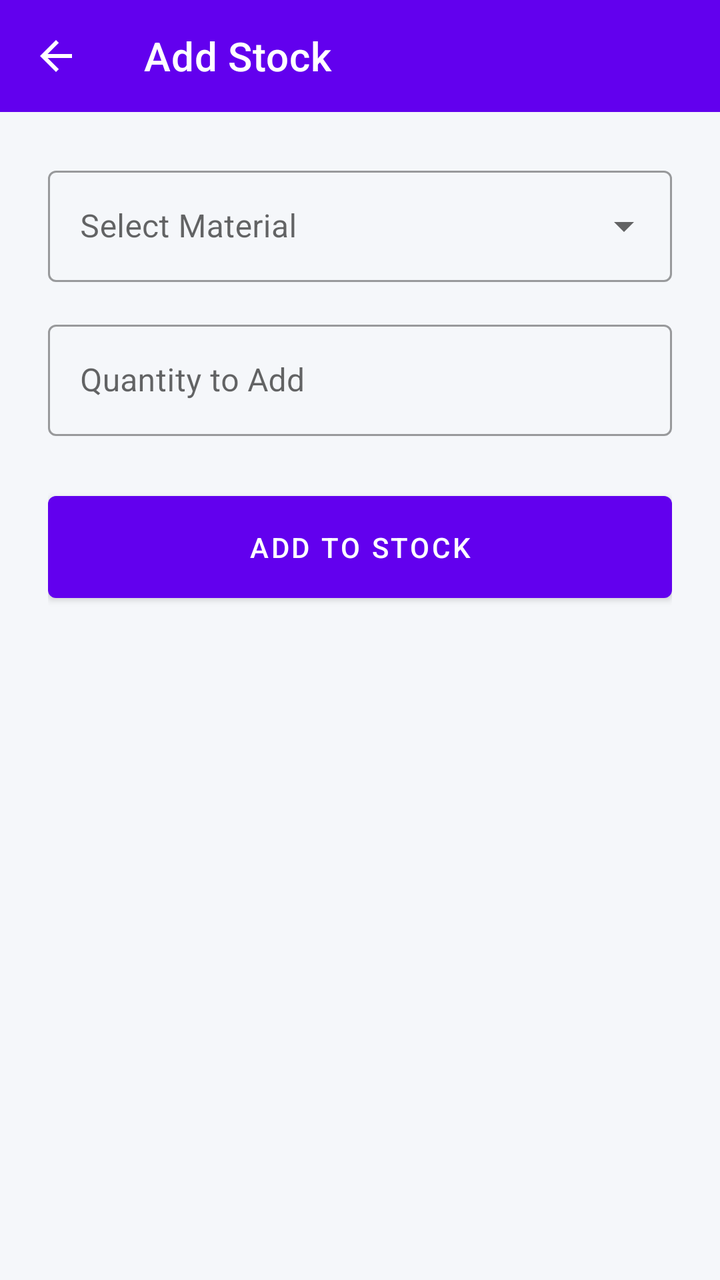
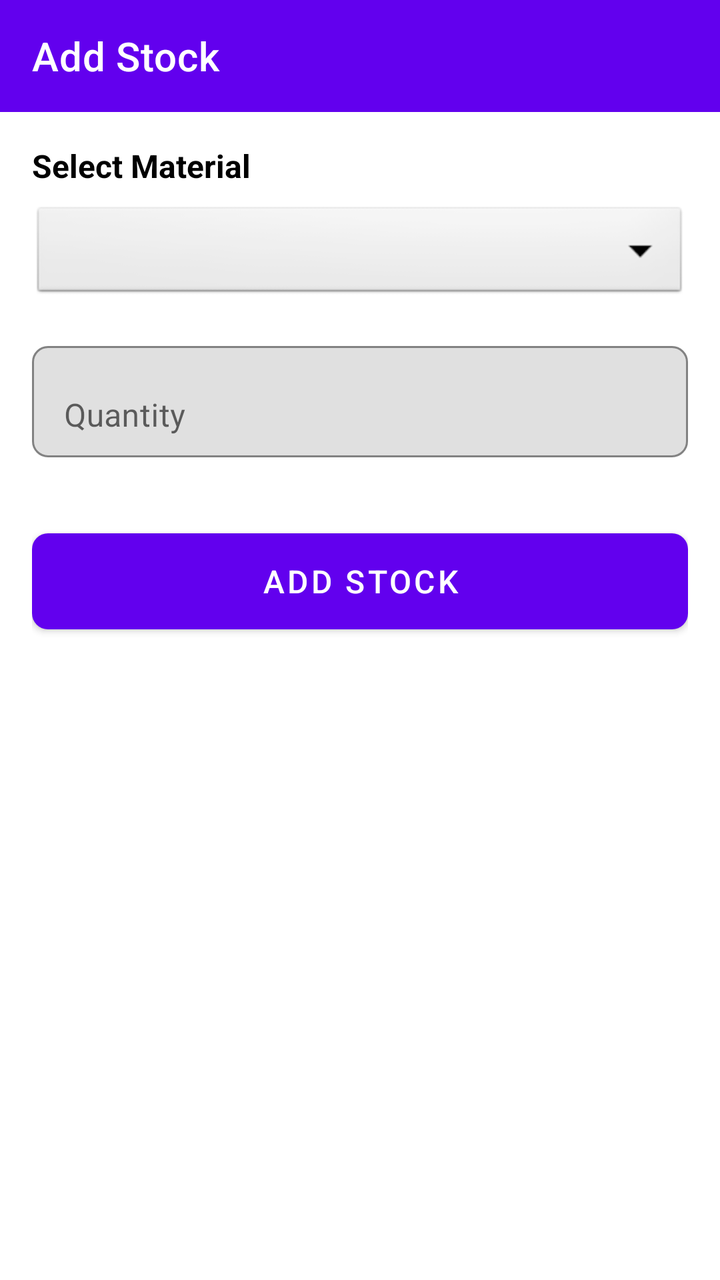

Compare the two renders of this Android layout. The source of the first and the diff that turns it into the second are given below.
<!-- AndroidManifest.xml: application theme Theme.ProBuilder -->
<!-- res/layout/activity_add_stock.xml -->
<?xml version="1.0" encoding="utf-8"?>
<LinearLayout xmlns:android="http://schemas.android.com/apk/res/android"
    xmlns:app="http://schemas.android.com/apk/res-auto"
    xmlns:tools="http://schemas.android.com/tools"
    android:layout_width="match_parent"
    android:layout_height="match_parent"
    android:orientation="vertical"
    android:background="#F5F7FA"
    tools:context=".AddStockActivity">

    <com.google.android.material.appbar.AppBarLayout
        android:layout_width="match_parent"
        android:layout_height="wrap_content">

        <androidx.appcompat.widget.Toolbar
            android:id="@+id/toolbar"
            android:layout_width="match_parent"
            android:layout_height="?attr/actionBarSize"
            app:title="Add Stock"
            app:navigationIcon="@drawable/ic_arrow_back"
            app:titleTextColor="@android:color/white" />

    </com.google.android.material.appbar.AppBarLayout>

    <LinearLayout
        android:layout_width="match_parent"
        android:layout_height="wrap_content"
        android:orientation="vertical"
        android:padding="24dp">

        <com.google.android.material.textfield.TextInputLayout
            style="@style/Widget.MaterialComponents.TextInputLayout.OutlinedBox.ExposedDropdownMenu"
            android:layout_width="match_parent"
            android:layout_height="wrap_content"
            android:layout_marginBottom="16dp"
            android:hint="Select Material">

            <AutoCompleteTextView
                android:id="@+id/actvMaterial"
                android:layout_width="match_parent"
                android:layout_height="wrap_content"
                android:inputType="none" />

        </com.google.android.material.textfield.TextInputLayout>

        <com.google.android.material.textfield.TextInputLayout
            style="@style/Widget.MaterialComponents.TextInputLayout.OutlinedBox"
            android:layout_width="match_parent"
            android:layout_height="wrap_content"
            android:layout_marginBottom="24dp"
            android:hint="Quantity to Add">

            <com.google.android.material.textfield.TextInputEditText
                android:id="@+id/etQuantity"
                android:layout_width="match_parent"
                android:layout_height="wrap_content"
                android:inputType="numberDecimal" />

        </com.google.android.material.textfield.TextInputLayout>

        <com.google.android.material.button.MaterialButton
            android:id="@+id/btnSave"
            android:layout_width="match_parent"
            android:layout_height="wrap_content"
            android:padding="16dp"
            android:text="Add to Stock" />

    </LinearLayout>

</LinearLayout>
<!-- resources referenced by this layout -->
<resources>
  <!-- drawable ic_arrow_back (drawable) -->
  <?xml version="1.0" encoding="utf-8"?>
  <vector xmlns:android="http://schemas.android.com/apk/res/android"
      android:width="24dp"
      android:height="24dp"
      android:viewportWidth="24"
      android:viewportHeight="24">
      <path
          android:fillColor="#FFFFFF"
          android:pathData="M20,11H7.83l5.59,-5.59L12,4l-8,8l8,8l1.41,-1.41L7.83,13H20v-2z" />
  </vector>
  <style name="Theme.ProBuilder" parent="Theme.MaterialComponents.Light.NoActionBar">
          
          <item name="colorPrimary">@color/colorPrimary</item>
          <item name="colorPrimaryVariant">@color/colorPrimaryDark</item>
          <item name="colorOnPrimary">@color/white</item>
          
          <item name="colorSecondary">@color/colorAccent</item>
          <item name="colorSecondaryVariant">@color/colorAccent</item>
          <item name="colorOnSecondary">@color/white</item>
          
          <item name="android:statusBarColor">?attr/colorPrimaryVariant</item>
      </style>
  <color name="colorPrimary">#6200EE</color>
  <color name="colorPrimaryDark">#3700B3</color>
  <color name="white">#FFFFFF</color>
  <color name="colorAccent">#03DAC5</color>
</resources>

<!-- the commit's change to res/layout/activity_add_stock.xml (unified diff, before → after) -->
@@ -5,66 +5,72 @@
     android:layout_width="match_parent"
     android:layout_height="match_parent"
     android:orientation="vertical"
-    android:background="#F5F7FA"
+    android:background="@android:color/white"
     tools:context=".AddStockActivity">
 
-    <com.google.android.material.appbar.AppBarLayout
+    <androidx.appcompat.widget.Toolbar
+        android:id="@+id/toolbar"
         android:layout_width="match_parent"
-        android:layout_height="wrap_content">
+        android:layout_height="?attr/actionBarSize"
+        android:background="?attr/colorPrimary"
+        android:theme="@style/ThemeOverlay.AppCompat.Dark.ActionBar"
+        app:popupTheme="@style/ThemeOverlay.AppCompat.Light"
+        app:title="Add Stock"
+        app:titleTextColor="@android:color/white" />
 
-        <androidx.appcompat.widget.Toolbar
-            android:id="@+id/toolbar"
-            android:layout_width="match_parent"
-            android:layout_height="?attr/actionBarSize"
-            app:title="Add Stock"
-            app:navigationIcon="@drawable/ic_arrow_back"
-            app:titleTextColor="@android:color/white" />
+    <ScrollView
+        android:layout_width="match_parent"
+        android:layout_height="match_parent"
+        android:padding="16dp">
 
-    </com.google.android.material.appbar.AppBarLayout>
-
-    <LinearLayout
-        android:layout_width="match_parent"
-        android:layout_height="wrap_content"
-        android:orientation="vertical"
-        android:padding="24dp">
-
-        <com.google.android.material.textfield.TextInputLayout
-            style="@style/Widget.MaterialComponents.TextInputLayout.OutlinedBox.ExposedDropdownMenu"
+        <LinearLayout
             android:layout_width="match_parent"
             android:layout_height="wrap_content"
-            android:layout_marginBottom="16dp"
-            android:hint="Select Material">
+            android:orientation="vertical">
 
-            <AutoCompleteTextView
-                android:id="@+id/actvMaterial"
+            <TextView
+                android:layout_width="wrap_content"
+                android:layout_height="wrap_content"
+                android:text="Select Material"
+                android:textSize="16sp"
+                android:textStyle="bold"
+                android:textColor="@android:color/black"
+                android:layout_marginBottom="8dp"/>
+
+            <Spinner
+                android:id="@+id/spinnerMaterial"
+                android:layout_width="match_parent"
+                android:layout_height="50dp"
+                android:background="@android:drawable/btn_dropdown"
+                android:layout_marginBottom="16dp" />
+
+            <com.google.android.material.textfield.TextInputLayout
                 android:layout_width="match_parent"
                 android:layout_height="wrap_content"
-                android:inputType="none" />
+                android:layout_marginBottom="16dp"
+                app:boxBackgroundMode="outline"
+                app:boxCornerRadiusTopStart="8dp"
+                app:boxCornerRadiusTopEnd="8dp"
+                app:boxCornerRadiusBottomStart="8dp"
+                app:boxCornerRadiusBottomEnd="8dp">
 
-        </com.google.android.material.textfield.TextInputLayout>
+                <com.google.android.material.textfield.TextInputEditText
+                    android:id="@+id/etQuantity"
+                    android:layout_width="match_parent"
+                    android:layout_height="wrap_content"
+                    android:hint="Quantity"
+                    android:inputType="number" />
+            </com.google.android.material.textfield.TextInputLayout>
 
-        <com.google.android.material.textfield.TextInputLayout
-            style="@style/Widget.MaterialComponents.TextInputLayout.OutlinedBox"
-            android:layout_width="match_parent"
-            android:layout_height="wrap_content"
-            android:layout_marginBottom="24dp"
-            android:hint="Quantity to Add">
+            <Button
+                android:id="@+id/btnSave"
+                android:layout_width="match_parent"
+                android:layout_height="60dp"
+                android:text="Add Stock"
+                android:textSize="16sp"
+                android:layout_marginTop="16dp"
+                app:cornerRadius="8dp"/>
 
-            <com.google.android.material.textfield.TextInputEditText
-                android:id="@+id/etQuantity"
-                android:layout_width="match_parent"
-                android:layout_height="wrap_content"
-                android:inputType="numberDecimal" />
-
-        </com.google.android.material.textfield.TextInputLayout>
-
-        <com.google.android.material.button.MaterialButton
-            android:id="@+id/btnSave"
-            android:layout_width="match_parent"
-            android:layout_height="wrap_content"
-            android:padding="16dp"
-            android:text="Add to Stock" />
-
-    </LinearLayout>
-
+        </LinearLayout>
+    </ScrollView>
 </LinearLayout>
<!-- resource entries referenced after the edit -->
@@ -1,16 +1,5 @@
 <!-- resources referenced by this layout -->
 <resources>
-  <!-- drawable ic_arrow_back (drawable) -->
-  <?xml version="1.0" encoding="utf-8"?>
-  <vector xmlns:android="http://schemas.android.com/apk/res/android"
-      android:width="24dp"
-      android:height="24dp"
-      android:viewportWidth="24"
-      android:viewportHeight="24">
-      <path
-          android:fillColor="#FFFFFF"
-          android:pathData="M20,11H7.83l5.59,-5.59L12,4l-8,8l8,8l1.41,-1.41L7.83,13H20v-2z" />
-  </vector>
   <style name="Theme.ProBuilder" parent="Theme.MaterialComponents.Light.NoActionBar">
           
           <item name="colorPrimary">@color/colorPrimary</item>
@@ -22,10 +11,17 @@
           <item name="colorOnSecondary">@color/white</item>
           
           <item name="android:statusBarColor">?attr/colorPrimaryVariant</item>
+          <item name="android:windowAnimationStyle">@style/WindowAnimationTransition</item>
       </style>
   <color name="colorPrimary">#6200EE</color>
   <color name="colorPrimaryDark">#3700B3</color>
   <color name="white">#FFFFFF</color>
   <color name="colorAccent">#03DAC5</color>
+  <style name="WindowAnimationTransition">
+          <item name="android:activityOpenEnterAnimation">@anim/slide_in_right</item>
+          <item name="android:activityOpenExitAnimation">@anim/slide_out_left</item>
+          <item name="android:activityCloseEnterAnimation">@anim/slide_in_left</item>
+          <item name="android:activityCloseExitAnimation">@anim/slide_out_right</item>
+      </style>
 </resources>
 
